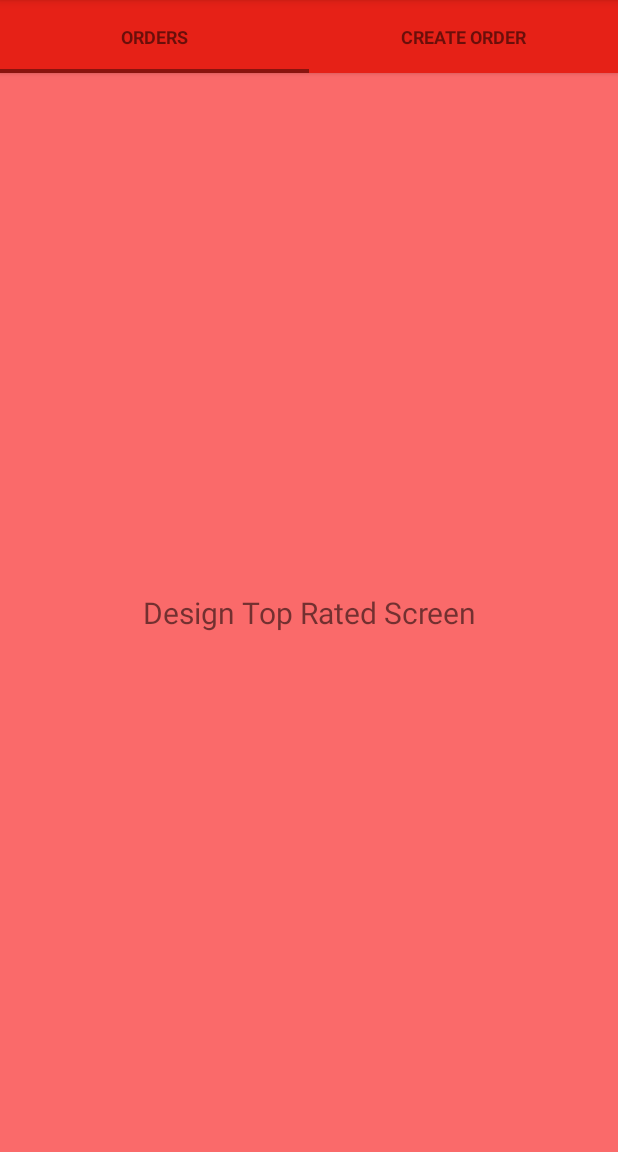
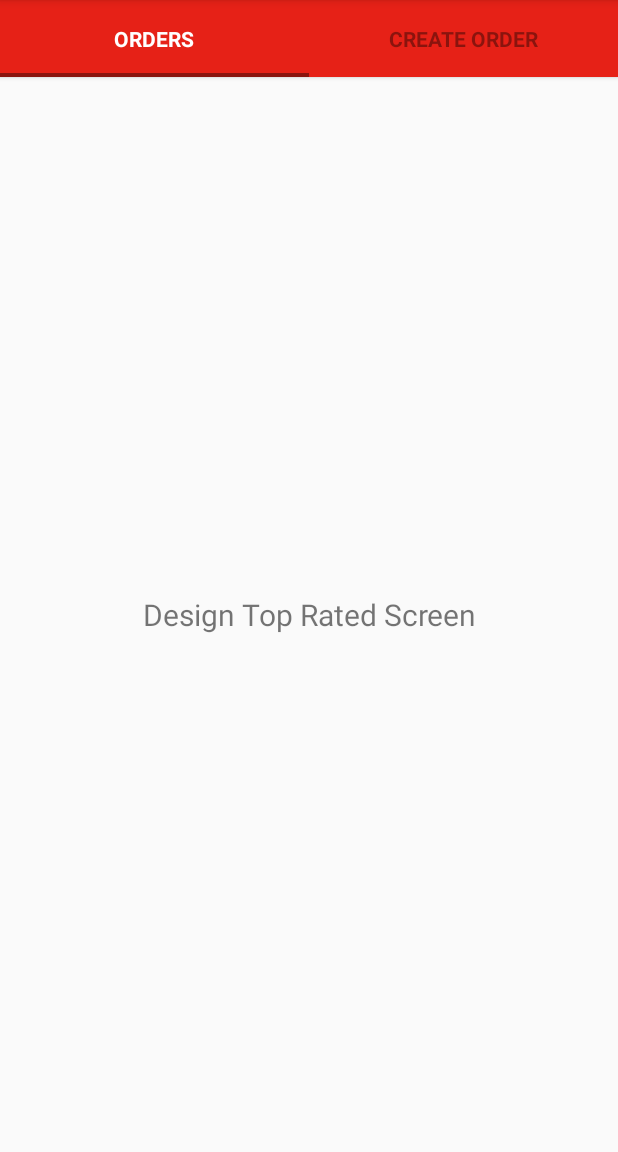
Before and after one commit to kavi707/ERestaurant, an Android app: the OrdersFragment screen opened directly, with no data from a screen before it, on a phone screen of 412 x 824 dp, the part 84-1236 px from its top. Run offline under Robolectric (Android 15) with nearby library versions, the phone set to English and light mode, and no system bars.

Commit message:
Changed the views in new tab views

```diff
--- a/app/src/main/java/com/android/kavi/erestaurant/TabsActivity.java
+++ b/app/src/main/java/com/android/kavi/erestaurant/TabsActivity.java
@@ -3,7 +3,9 @@ package com.android.kavi.erestaurant;
 /**
  * Created by kwijewardana on 6/1/15.
  */
+import android.graphics.drawable.ColorDrawable;
 import android.support.v4.view.ViewPager;
+import android.support.v7.app.ActionBar;
 import android.support.v7.app.ActionBarActivity;
 import android.os.Bundle;
 import android.support.v7.widget.Toolbar;
@@ -34,7 +36,6 @@ public class TabsActivity extends ActionBarActivity {
 
         //toolbar = (Toolbar) findViewById(R.id.tool_bar);
         //setSupportActionBar(toolbar);
-
 
         // Creating The ViewPagerAdapter and Passing Fragment Manager, Titles fot the Tabs and Number Of Tabs.
         adapter =  new ViewPagerAdapter(getSupportFragmentManager(),Titles,Numboftabs);
--- a/app/src/main/java/com/android/kavi/erestaurant/views/SlidingTabLayout.java
+++ b/app/src/main/java/com/android/kavi/erestaurant/views/SlidingTabLayout.java
@@ -31,6 +31,8 @@ import android.view.ViewGroup;
 import android.widget.HorizontalScrollView;
 import android.widget.LinearLayout;
 import android.widget.TextView;
+
+import com.android.kavi.erestaurant.R;
 
 /**
  * To be used with ViewPager to provide a tab indicator component which give constant feedback as to
@@ -223,6 +225,9 @@ public class SlidingTabLayout extends HorizontalScrollView {
             if (i == mViewPager.getCurrentItem()) {
                 tabView.setSelected(true);
             }
+
+            tabTitleView.setTextColor(getResources().getColorStateList(R.color.selector));
+            tabTitleView.setTextSize(14);
         }
     }
 
--- /dev/null
+++ b/app/src/main/res/color/selector.xml
@@ -0,0 +1,7 @@
+<?xml version="1.0" encoding="utf-8"?>
+<selector xmlns:android="http://schemas.android.com/apk/res/android">
+    <item android:state_selected="true" android:color="@android:color/white" />
+    <item android:state_focused="true" android:color="@android:color/white" />
+    <item android:state_pressed="true" android:color="@android:color/white" />
+    <item android:color="#8a140e" />
+</selector>
--- a/app/src/main/res/layout/activity_tabs.xml
+++ b/app/src/main/res/layout/activity_tabs.xml
@@ -3,7 +3,7 @@
     android:layout_width="match_parent"
     android:layout_height="match_parent"
     android:orientation="vertical"
-    tools:context=".MainActivity">
+    tools:context=".TabsActivity">
 
     <!--<include-->
         <!--android:id="@+id/tool_bar"-->
--- a/app/src/main/res/layout/fragment_create_order.xml
+++ b/app/src/main/res/layout/fragment_create_order.xml
@@ -2,8 +2,7 @@
 <RelativeLayout xmlns:android="http://schemas.android.com/apk/res/android"
     android:layout_width="match_parent"
     android:layout_height="match_parent"
-    android:orientation="vertical"
-    android:background="#ff8400" >
+    android:orientation="vertical">
 
     <TextView android:layout_width="fill_parent"
         android:layout_height="wrap_content"
--- a/app/src/main/res/layout/fragment_orders.xml
+++ b/app/src/main/res/layout/fragment_orders.xml
@@ -2,8 +2,7 @@
 <RelativeLayout xmlns:android="http://schemas.android.com/apk/res/android"
     android:layout_width="match_parent"
     android:layout_height="match_parent"
-    android:orientation="vertical"
-    android:background="#fa6a6a" >
+    android:orientation="vertical" >
 
     <TextView android:layout_width="fill_parent"
         android:layout_height="wrap_content"
--- a/app/src/main/res/values/colors.xml
+++ b/app/src/main/res/values/colors.xml
@@ -3,4 +3,6 @@
     <color name="ColorPrimary">#e62117</color>
     <color name="ColorPrimaryDark">#c31c13</color>
     <color name="tabsScrollColor">#8a140e</color>
+
+    <color name="grey500">#9e9e9e</color>
 </resources>
```
